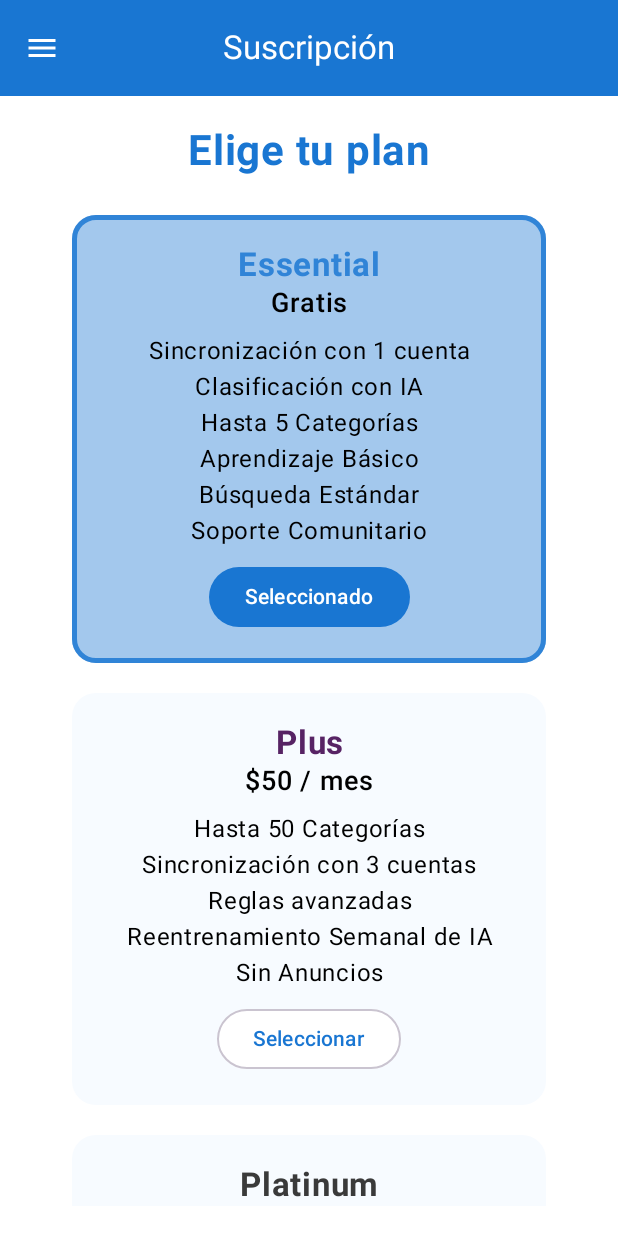
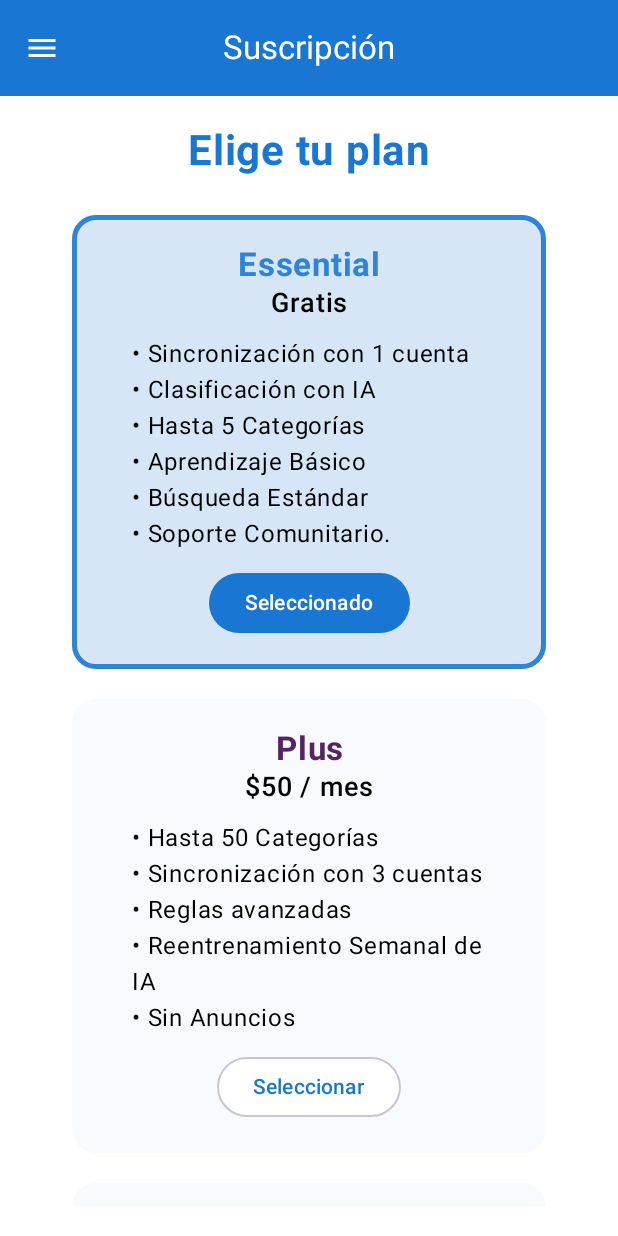
Before and after one commit to SrAtom210/JAASWUER-CORP_MagFind, an Android app built with Jetpack Compose: the fSuscripcionView screen opened through its navigation route, on a phone screen of 412 x 824 dp. Run offline under Robolectric (Android 15) with nearby library versions, the phone set to English and light mode, and no system bars.

```diff
--- a/app/src/main/java/com/example/magfind/views/LoginView.kt
+++ b/app/src/main/java/com/example/magfind/views/LoginView.kt
@@ -209,7 +209,7 @@ fun LoginView(navController: NavHostController,themeViewModel: ThemeViewModel) {
                             showDialog = false
                         },
                         title = {
-                            Text(text = "Registro Rápido")
+                            Text(text = "Registro", textAlign = TextAlign.Center, fontWeight = FontWeight.Bold, fontSize = 20.sp, color = Color.Black, modifier = Modifier.fillMaxWidth())
                         },
                         text = {
                             // Columna para organizar los campos de texto
--- a/app/src/main/java/com/example/magfind/views/flSuscripcion.kt
+++ b/app/src/main/java/com/example/magfind/views/flSuscripcion.kt
@@ -93,53 +93,53 @@ fun fSuscripcionView(navController: NavController,themeViewModel: ThemeViewModel
                 PlanCard(
                     title = "Essential",
                     price = "Gratis",
-                    description = "Sincronización con 1 cuenta\n" +
-                            "Clasificación con IA\n" +
-                            "Hasta 5 Categorías\n" +
-                            "Aprendizaje Básico\n" +
-                            "Búsqueda Estándar\n" +
-                            "Soporte Comunitario",
+                    description = "• Sincronización con 1 cuenta\n" +
+                            "• Clasificación con IA\n" +
+                            "• Hasta 5 Categorías\n" +
+                            "• Aprendizaje Básico\n" +
+                            "• Búsqueda Estándar\n" +
+                            "• Soporte Comunitario.",
                     isSelected = selectedPlan == "Essential",
-                    selectedColor = Color(0xFFA3C8ED),
+                    selectedColor = Color(0xFFD6E6F7),
                     onSelect = { selectedPlan = "Essential" }
                 )
 
                 PlanCard(
                     title = "Plus",
                     price = "$50 / mes",
-                    description = "Hasta 50 Categorías\n" +
-                            "Sincronización con 3 cuentas\n" +
-                            "Reglas avanzadas\n" +
-                            "Reentrenamiento Semanal de IA\n" +
-                            "Sin Anuncios",
+                    description = "• Hasta 50 Categorías\n" +
+                            "• Sincronización con 3 cuentas\n" +
+                            "• Reglas avanzadas\n" +
+                            "• Reentrenamiento Semanal de IA\n" +
+                            "• Sin Anuncios",
                     isSelected = selectedPlan == "Plus",
-                    selectedColor = Color(0xFFBCA7C1),
+                    selectedColor = Color(0xFFDDD3E0),
                     onSelect = { selectedPlan = "Plus" }
                 )
 
                 PlanCard(
                     title = "Platinum",
                     price = "$150 / mes",
-                    description = "Sincronización con 10 Cuentas\n" +
-                            "Reentrenamiento Diario de IA\n" +
-                            "Notificaciones Inteligentes\n" +
-                            "Busqueda Avanzada\n" +
-                            "Sincronización multi-dispositivos\n" +
-                            "Soporte Premium",
+                    description = "• Sincronización con 10 Cuentas\n" +
+                            "• Reentrenamiento Diario de IA\n" +
+                            "• Notificaciones Inteligentes\n" +
+                            "• Busqueda Avanzada\n" +
+                            "• Sincronización multi-dispositivos\n" +
+                            "• Soporte Premium",
                     isSelected = selectedPlan == "Platinum",
-                    selectedColor = Color(0xFFD9D9D9),
+                    selectedColor = Color(0xFFF7F7F7),
                     onSelect = { selectedPlan = "Platinum" }
                 )
 
                 PlanCard(
                     title = "Business",
                     price = "$199 / mes",
-                    description = "Cuentas Ilimitadas \n" +
-                            "Panel de Administración \n" +
-                            "Categorías Compartidas \n" +
-                            "Asignación de Correos \n" +
-                            "Soporte Dedicado \n" +
-                            "Integraciones Futuras",
+                    description = "• Cuentas Ilimitadas \n" +
+                            "• Panel de Administración \n" +
+                            "• Categorías Compartidas \n" +
+                            "• Asignación de Correos \n" +
+                            "• Soporte Dedicado \n" +
+                            "• Integraciones Futuras",
                     isSelected = selectedPlan == "Business",
                     selectedColor = Color(0xFFF9F9F0),
                     onSelect = { selectedPlan = "Business" }
@@ -212,13 +212,15 @@ fun PlanCard(
         ) {
             Text(title, fontSize = 22.sp, fontWeight = FontWeight.Bold, color = colorPlan, textAlign = TextAlign.Center, modifier = Modifier.fillMaxWidth())
             Text(price, fontSize = 18.sp, fontWeight = FontWeight.SemiBold, color = Color.Black, textAlign = TextAlign.Center, modifier = Modifier.fillMaxWidth())
+            Spacer(modifier = Modifier.height(10.dp))
             Text(
                 description,
                 fontSize = 16.sp,
-                textAlign = TextAlign.Center,
+                textAlign = TextAlign.Left,
                 color = Color.Black,
-                modifier = Modifier.fillMaxWidth().padding(vertical = 8.dp)
+                modifier = Modifier.fillMaxWidth().padding(horizontal = 20.dp)
             )
+            Spacer(modifier = Modifier.height(10.dp))
             Button(
                 onClick = onSelect,
                 colors = ButtonDefaults.buttonColors(
```
